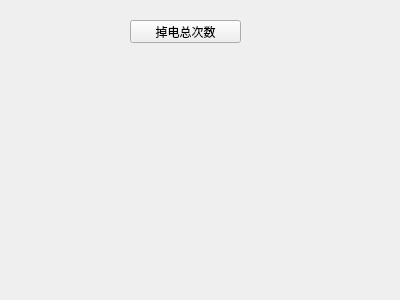
First picture: the form in SerialPortAssistant-master/SerialPortAssistant-master/event/powerdown.ui, repository qq71838603/SerialPort-read9009, before the edit.
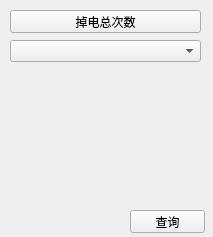
Second picture: the form after the edit.

Commit message:
查询程序更新
1.增加掉电,电压合格率测试
2.电压合格率分为电压合格率统计数据与ABC三相电压合格率统计数据,采用两个列表与两个按钮实现功能

```diff
--- a/SerialPortAssistant-master/SerialPortAssistant-master/event/powerdown.ui
+++ b/SerialPortAssistant-master/SerialPortAssistant-master/event/powerdown.ui
@@ -6,8 +6,8 @@
    <rect>
     <x>0</x>
     <y>0</y>
-    <width>400</width>
-    <height>300</height>
+    <width>213</width>
+    <height>237</height>
    </rect>
   </property>
   <property name="windowTitle">
@@ -16,9 +16,9 @@
   <widget class="QPushButton" name="Apowerdown">
    <property name="geometry">
     <rect>
-     <x>130</x>
-     <y>20</y>
-     <width>111</width>
+     <x>10</x>
+     <y>10</y>
+     <width>191</width>
      <height>23</height>
     </rect>
    </property>
@@ -26,6 +26,29 @@
     <string>掉电总次数</string>
    </property>
   </widget>
+  <widget class="QComboBox" name="comboBox">
+   <property name="geometry">
+    <rect>
+     <x>10</x>
+     <y>40</y>
+     <width>191</width>
+     <height>22</height>
+    </rect>
+   </property>
+  </widget>
+  <widget class="QPushButton" name="query_button">
+   <property name="geometry">
+    <rect>
+     <x>130</x>
+     <y>210</y>
+     <width>75</width>
+     <height>23</height>
+    </rect>
+   </property>
+   <property name="text">
+    <string>查询</string>
+   </property>
+  </widget>
  </widget>
  <resources/>
  <connections/>
```
The commit also changes 6 other files.
